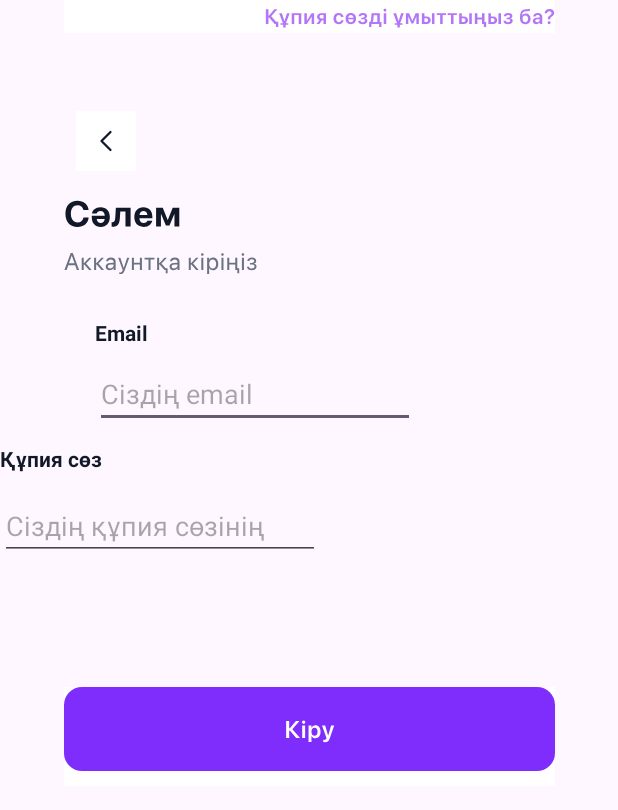
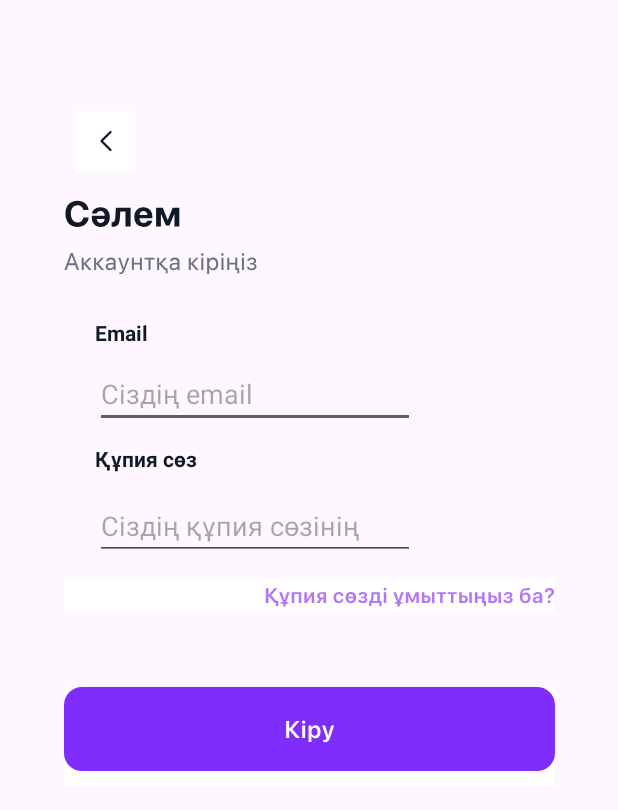
Before and after one commit to mklishnyov/android_educate, an Android app: the AuthActivity screen opened directly, with no data from a screen before it, on a phone screen of 412 x 824 dp. Shown: the top 810 px of the screen. Run offline under Robolectric (Android 15) with nearby library versions, the phone set to English and light mode, and no system bars.

Commit message:
07.06.24

```diff
--- a/Ozinshe/app/src/main/res/layout/activity_auth.xml
+++ b/Ozinshe/app/src/main/res/layout/activity_auth.xml
@@ -78,7 +78,7 @@
         android:textColor="#111827"
         android:textSize="14sp"
         android:textStyle="bold"
-        app:layout_constraintStart_toStartOf="@+id/editTextTextEmailAddress"
+        app:layout_constraintStart_toStartOf="@+id/emailEditText"
         app:layout_constraintTop_toTopOf="parent" />
 
     <ImageButton
@@ -86,7 +86,7 @@
         android:layout_width="wrap_content"
         android:layout_height="wrap_content"
         android:layout_marginBottom="50dp"
-        app:layout_constraintBottom_toTopOf="@+id/imageButton"
+        app:layout_constraintBottom_toTopOf="@+id/loginButton"
         app:layout_constraintEnd_toEndOf="parent"
         app:layout_constraintStart_toStartOf="parent"
         app:srcCompat="@drawable/ic_auth_fpass"
```
